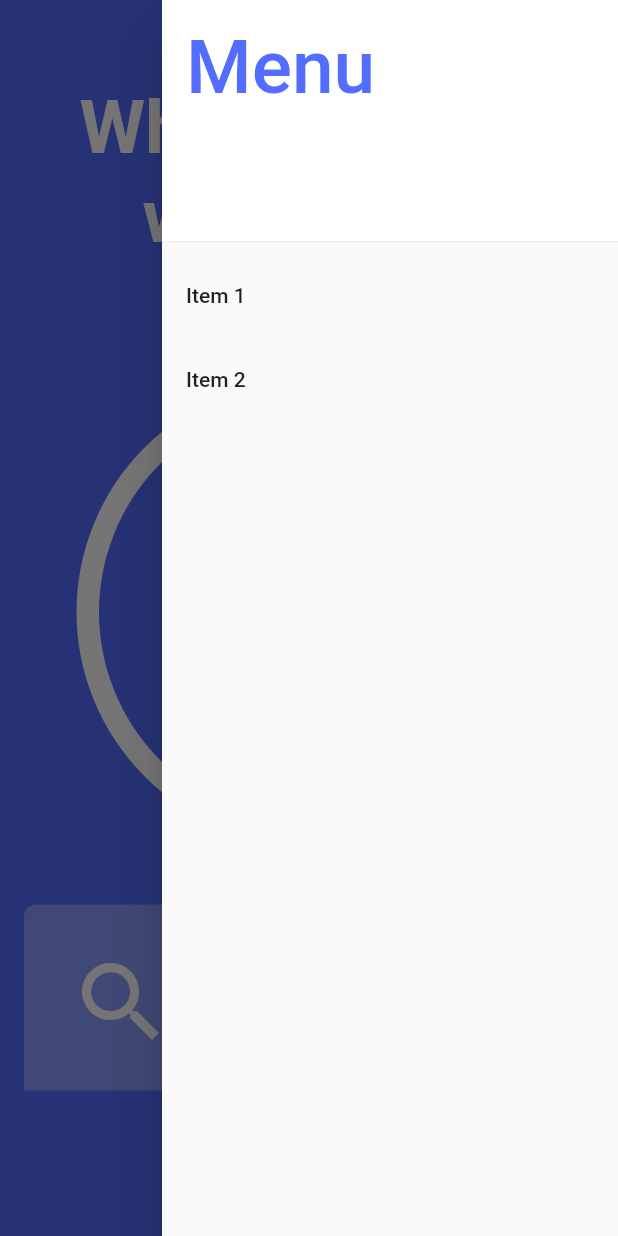
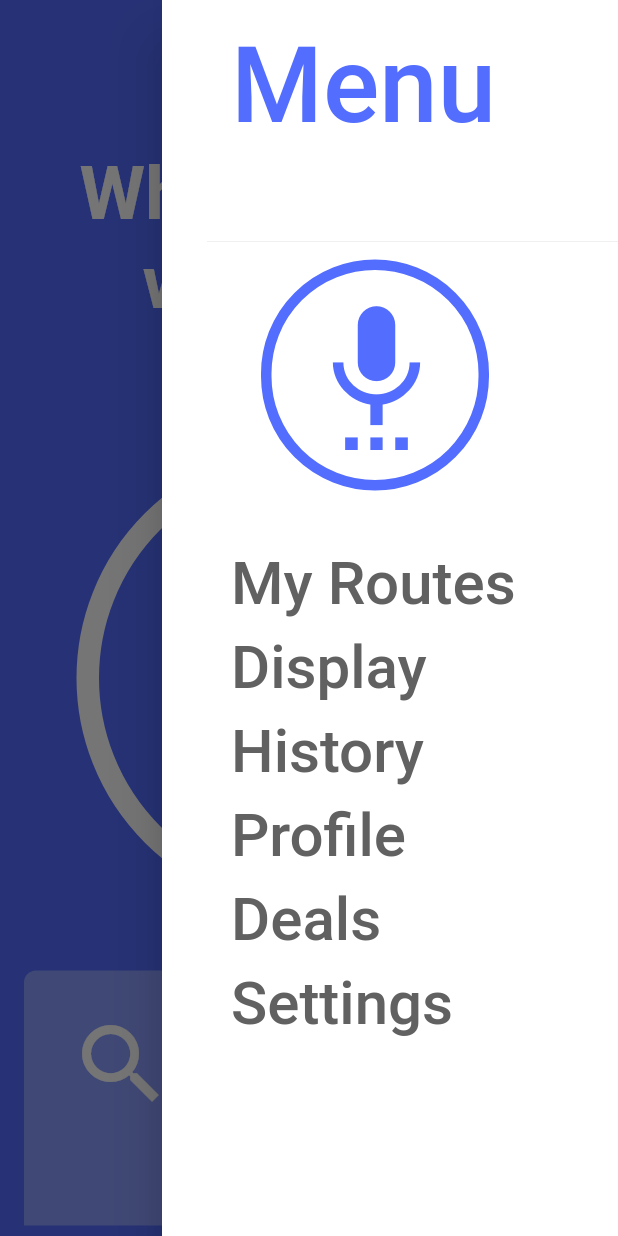
Before and after one commit to gukkame/6Sense, a Flutter app: the screen it shows after launch, with the side drawer open, on a phone screen of 412 x 824 dp. Run offline on Flutter 3.47's test engine with Material 2 defaults, Android fonts, the light colour scheme and no system bars; our stand-ins replace geolocator.

Commit message:
Final version

```diff
--- a/app/lib/pages/home.dart
+++ b/app/lib/pages/home.dart
@@ -15,13 +15,15 @@ class _MyHomePageState extends State<MyHomePage> {
     return Scaffold( // Everything under return will be displayed on the screen
     backgroundColor: Colors.indigoAccent,
       appBar: AppBar(
-        title: Text(''),
+        toolbarHeight: 100,
+        iconTheme: IconThemeData(color: Colors.white, size: 70,),
         backgroundColor: Colors.transparent,
         elevation: 0,
       ),
       endDrawer: Drawer(
+        backgroundColor: Colors.white,
         child: ListView(
-          padding: EdgeInsets.zero,
+          padding: EdgeInsets.only(left: 30.0),
           children: <Widget>[
             DrawerHeader(
               decoration: BoxDecoration(
@@ -31,18 +33,84 @@ class _MyHomePageState extends State<MyHomePage> {
                 'Menu',
                 style: TextStyle(
                   color: Colors.indigoAccent,
-                  fontSize: 50,
+                  fontSize: 70,
                 ),
               ),
             ),
             ListTile(
-              title: Text('Item 1'),
+              title: Container(
+                  margin: EdgeInsets.only(right: 70, left: 20, bottom: 30,),
+                  padding: EdgeInsets.all(20),
+                  decoration: BoxDecoration(
+                      borderRadius: BorderRadius.circular(100),
+                      border: Border.all(width: 7, color: Colors.indigoAccent,)),
+                      width: 100,
+                  child: Icon(
+                    Icons.settings_voice,
+                    color: Colors.indigoAccent,
+                    size: 100,
+                  ),
+                ),
               onTap: () {
                 // Handle sidebar item 1 tap
               },
             ),
             ListTile(
-              title: Text('Item 2'),
+              title: Text('My Routes',
+              style: TextStyle(
+                  color: Colors.grey[700],
+                  fontSize: 40,
+                ),),
+              onTap: () {
+                // Handle sidebar item 2 tap
+              },
+            ),
+            ListTile(
+              title: Text('Display',
+              style: TextStyle(
+                  color: Colors.grey[700],
+                  fontSize: 40,
+                ),),
+              onTap: () {
+                // Handle sidebar item 2 tap
+              },
+            ),
+            ListTile(
+              title: Text('History',
+              style: TextStyle(
+                  color: Colors.grey[700],
+                  fontSize: 40,
+                ),),
+              onTap: () {
+                // Handle sidebar item 2 tap
+              },
+            ),
+            ListTile(
+              title: Text('Profile',
+              style: TextStyle(
+                  color: Colors.grey[700],
+                  fontSize: 40,
+                ),),
+              onTap: () {
+                // Handle sidebar item 2 tap
+              },
+            ),
+            ListTile(
+              title: Text('Deals',
+              style: TextStyle(
+                  color: Colors.grey[700],
+                  fontSize: 40,
+                ),),
+              onTap: () {
+                // Handle sidebar item 2 tap
+              },
+            ),
+            ListTile(
+              title: Text('Settings',
+              style: TextStyle(
+                  color: Colors.grey[700],
+                  fontSize: 40,
+                ),),
               onTap: () {
                 // Handle sidebar item 2 tap
               },
@@ -90,7 +158,7 @@ class _MyHomePageState extends State<MyHomePage> {
             Container(
                 margin: EdgeInsets.only(top: 20.0),
                 padding: EdgeInsets.symmetric(horizontal: 30.0, vertical: 30.0,),
-                height: 124,
+                height: 170,
                 width: 380,
                 decoration: BoxDecoration(
                 color: Colors.indigoAccent.shade100,
```
Also changed, not shown: app/lib/pages/recording.dart (+81 -11 lines), 1 other file.
